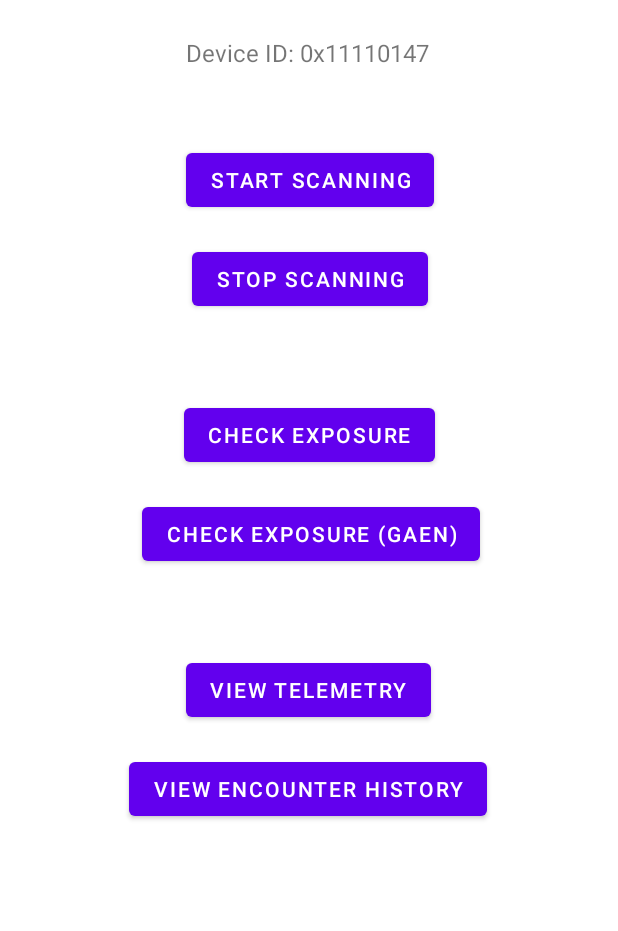
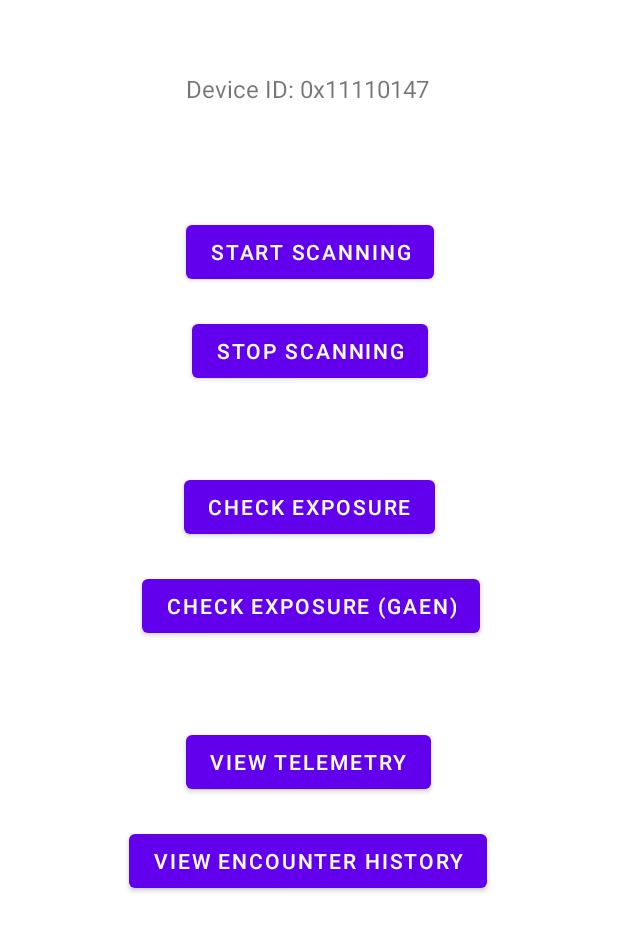
Before and after one commit to ubc-systopia/pancast-android, an Android app: the layout fragment_home.xml on its own in the app's theme, with its tools: preview values and no code run, on a phone screen of 412 x 824 dp. Shown: the top 931 px of the screen. Run offline under Robolectric (Android 15) with nearby library versions, the phone set to English and light mode, and no system bars; network calls fail.

Commit message:
adjust home screen component spacing

```diff
--- a/app/src/main/res/layout/fragment_home.xml
+++ b/app/src/main/res/layout/fragment_home.xml
@@ -10,7 +10,7 @@
         android:id="@+id/registrationID"
         android:layout_width="wrap_content"
         android:layout_height="wrap_content"
-        android:layout_marginTop="24dp"
+        android:layout_marginTop="48dp"
         android:text="Device ID: 0x11110147"
         android:textSize="16sp"
         app:layout_constraintEnd_toEndOf="parent"
@@ -22,7 +22,7 @@
         android:id="@+id/startBtn"
         android:layout_width="wrap_content"
         android:layout_height="wrap_content"
-        android:layout_marginTop="96dp"
+        android:layout_marginTop="144dp"
         android:text="@string/start_scanning"
         app:layout_constraintEnd_toEndOf="parent"
         app:layout_constraintHorizontal_bias="0.502"
```
